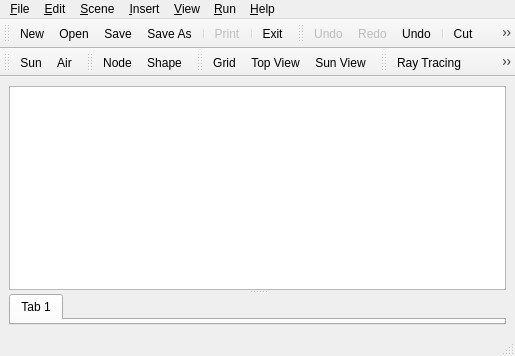
CST-Modelling-Tools/TonatiuhPP, file source/application/main/MainWindow.ui: the form before one commit.
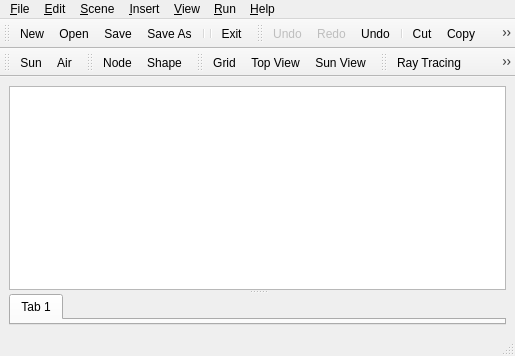
The form after the commit. Icons and pictures are not drawn. Custom widgets are drawn as their Qt base class.

What changed in the file:
```diff
--- a/source/application/main/MainWindow.ui
+++ b/source/application/main/MainWindow.ui
@@ -210,7 +210,6 @@
    <addaction name="actionSave"/>
    <addaction name="actionSaveAs"/>
    <addaction name="separator"/>
-   <addaction name="actionPrint"/>
    <addaction name="separator"/>
    <addaction name="actionClose"/>
   </widget>
@@ -339,18 +338,6 @@
     <string>Ctrl+Shift+S</string>
    </property>
   </action>
-  <action name="actionPrint">
-   <property name="enabled">
-    <bool>false</bool>
-   </property>
-   <property name="icon">
-    <iconset resource="../resources.qrc">
-     <normaloff>:/images/file/print.png</normaloff>:/images/file/print.png</iconset>
-   </property>
-   <property name="text">
-    <string>&amp;Print</string>
-   </property>
-  </action>
   <action name="actionClose">
    <property name="icon">
     <iconset resource="../resources.qrc">
```
Left out of the diff: 2 changed lines with no effect on the pictures.
